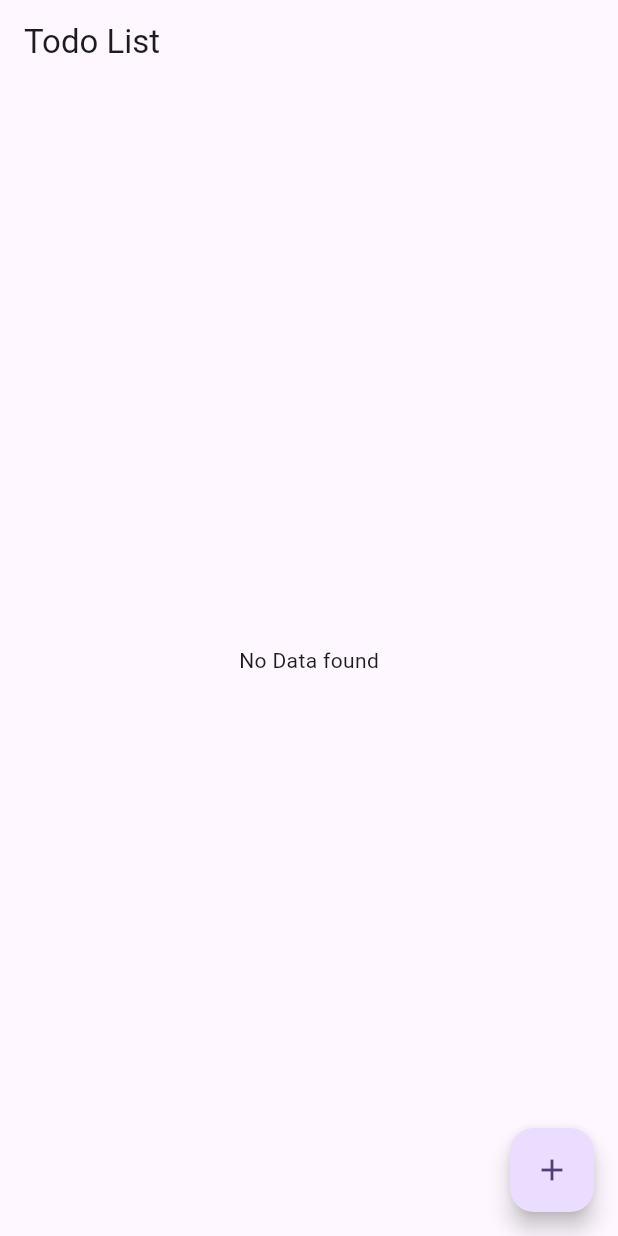
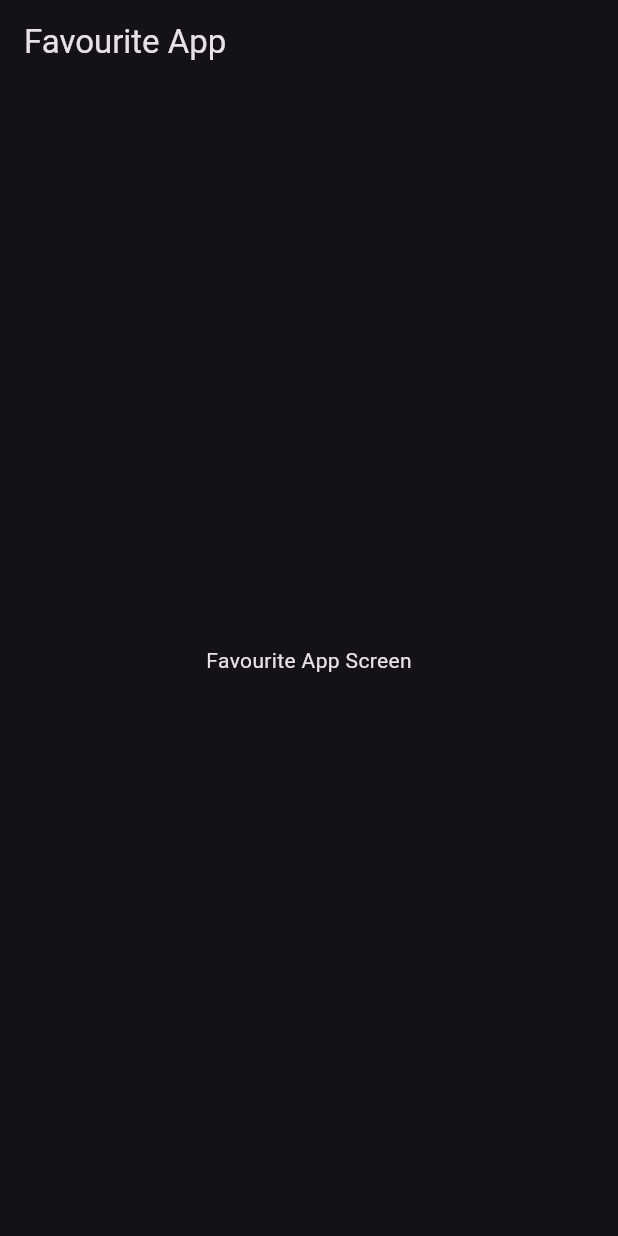
Before and after one commit to iNuman/FlutterBlocPlayground, a Flutter app: the screen it shows after launch, on a phone screen of 412 x 824 dp. Run offline on Flutter 3.47's test engine with Material 3 defaults, Android fonts, the light colour scheme and no system bars; our stand-ins replace bloc, equatable, flutter_bloc, image_picker.

Commit message:
Favourite App

```diff
--- /dev/null
+++ b/lib/bloc/favourite_app/favourite_appk_bloc.dart
@@ -0,0 +1,13 @@
+import 'package:bloc/bloc.dart';
+import 'package:equatable/equatable.dart';
+
+part 'favourite_appk_event.dart';
+part 'favourite_appk_state.dart';
+
+class FavouriteAppBloc extends Bloc<FavouriteAppEvent, FavouriteAppState> {
+  FavouriteAppBloc() : super(FavouriteAppInitial()) {
+    on<FavouriteAppEvent>((event, emit) {
+      // TODO: implement event handler
+    });
+  }
+}
--- /dev/null
+++ b/lib/bloc/favourite_app/favourite_appk_event.dart
@@ -0,0 +1,5 @@
+part of 'favourite_appk_bloc.dart';
+
+sealed class FavouriteAppEvent extends Equatable {
+  const FavouriteAppEvent();
+}
--- /dev/null
+++ b/lib/bloc/favourite_app/favourite_appk_state.dart
@@ -0,0 +1,10 @@
+part of 'favourite_appk_bloc.dart';
+
+sealed class FavouriteAppState extends Equatable {
+  const FavouriteAppState();
+}
+
+final class FavouriteAppInitial extends FavouriteAppState {
+  @override
+  List<Object> get props => [];
+}
--- a/lib/main.dart
+++ b/lib/main.dart
@@ -1,9 +1,11 @@
 import 'package:flutter/material.dart';
 import 'package:flutter_block/bloc/counter/counterk_bloc.dart';
 import 'package:flutter_bloc/flutter_bloc.dart';
+import 'package:flutter_block/bloc/favourite_app/favourite_appk_bloc.dart';
 import 'package:flutter_block/bloc/image_picker/image_picker_bloc.dart';
 import 'package:flutter_block/bloc/switch_block/switch_block.dart';
 import 'package:flutter_block/bloc/todo/todo_bloc.dart';
+import 'package:flutter_block/presentation/favourite_screen/favourite_screen.dart';
 import 'package:flutter_block/presentation/image_picker/image_picker_screen.dart';
 import 'package:flutter_block/presentation/todo_list_screen/todo_screen.dart';
 
@@ -32,14 +34,19 @@ class MyApp extends StatelessWidget {
         BlocProvider(
           create: (context) => TodoBloc(),
         ),
+        BlocProvider(
+          create: (context) => FavouriteAppBloc(),
+        ),
       ],
       child: MaterialApp(
-          title: 'Bloc Example',
+          title: 'Bloc Play Ground',
+          themeMode: ThemeMode.dark,
           theme: ThemeData(
-            colorScheme: ColorScheme.fromSeed(seedColor: Colors.deepPurple),
+            brightness: Brightness.dark,
             useMaterial3: true,
           ),
-          home: const TodoScreen()
+          home: const FavouriteScreen()
+          // home: const TodoScreen()
           // home: const ImagePickerScreen()
           // home: const SwitchWidget()
           // home: const CounterScreen()
--- /dev/null
+++ b/lib/presentation/favourite_screen/favourite_screen.dart
@@ -0,0 +1,23 @@
+import 'package:flutter/cupertino.dart';
+import 'package:flutter/material.dart';
+import 'package:flutter_bloc/flutter_bloc.dart';
+import 'package:flutter_block/bloc/todo/todo_bloc.dart';
+
+class FavouriteScreen extends StatefulWidget {
+  const FavouriteScreen({super.key});
+
+  @override
+  State<FavouriteScreen> createState() => _FavouriteScreenState();
+}
+
+class _FavouriteScreenState extends State<FavouriteScreen> {
+  @override
+  Widget build(BuildContext context) {
+    return Scaffold(
+      appBar: AppBar(title: const Text("Favourite App")),
+      body: const Center(
+        child: Text("Favourite App Screen"),
+      )
+    );
+  }
+}
```
